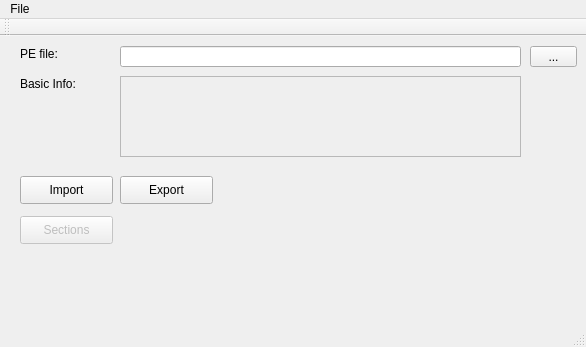
This is CrossPE.ui in xxr0ss/CrossPE as Qt 5 draws it before an edit. The edited form follows.
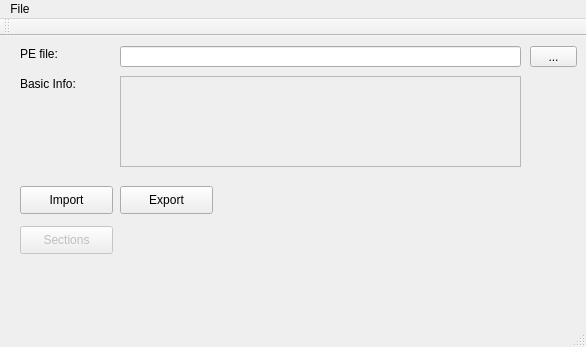
This is the edited form.

Patch:
```diff
--- a/CrossPE.ui
+++ b/CrossPE.ui
@@ -26,7 +26,7 @@
     <property name="geometry">
      <rect>
       <x>20</x>
-      <y>180</y>
+      <y>190</y>
       <width>93</width>
       <height>28</height>
      </rect>
@@ -78,7 +78,7 @@
     <property name="geometry">
      <rect>
       <x>20</x>
-      <y>140</y>
+      <y>150</y>
       <width>93</width>
       <height>28</height>
      </rect>
@@ -91,7 +91,7 @@
     <property name="geometry">
      <rect>
       <x>120</x>
-      <y>140</y>
+      <y>150</y>
       <width>93</width>
       <height>28</height>
      </rect>
@@ -122,7 +122,7 @@
       <x>120</x>
       <y>40</y>
       <width>401</width>
-      <height>81</height>
+      <height>91</height>
      </rect>
     </property>
     <property name="font">
```
Left out of the diff: 20 changed lines with no effect on the pictures.
